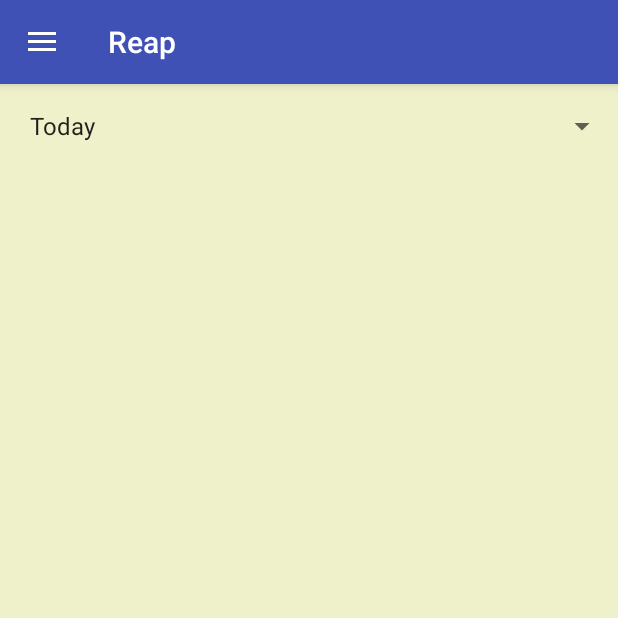
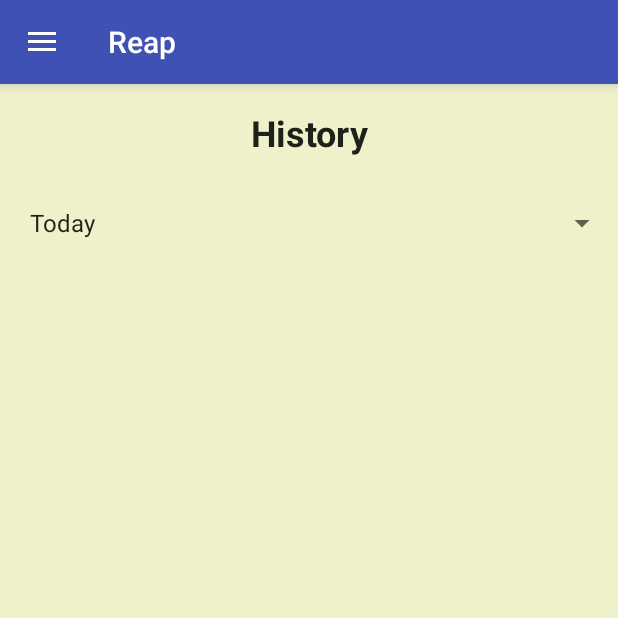
Before and after one commit to dmangames/Reap, an Android app: the fragment HistoryFragment placed in its activity, on a phone screen of 412 x 824 dp, the top half of it. Run offline under Robolectric (Android 15) with nearby library versions, the phone set to English and light mode, and no system bars; our stand-ins replace ButterKnife, Dagger/Hilt's generated code, EventBus, Picasso, Timber; libraries missing offline, so code that uses them is left out: jp.wasabeef.blurry; pictures from the network do not load; 13 statements that could not run were skipped.

Commit message:
Add titles to fragments

```diff
--- a/app/src/main/java/dmangames/team4/reap/fragments/HistoryFragment.java
+++ b/app/src/main/java/dmangames/team4/reap/fragments/HistoryFragment.java
@@ -8,6 +8,7 @@ import android.widget.AdapterView;
 import android.widget.ArrayAdapter;
 import android.widget.Spinner;
 import android.widget.SpinnerAdapter;
+import android.widget.TextView;
 
 import java.text.DateFormat;
 import java.util.Calendar;
@@ -33,6 +34,7 @@ import timber.log.Timber;
 public class HistoryFragment extends ReapFragment {
     @Bind(R.id.spinner_date_range) Spinner dateSpinner;
     @Bind(R.id.rv_today_activity_list) RecyclerView activityList;
+    @Bind(R.id.tv_today_title) TextView title;
 
     @Inject DataObject data;
 
@@ -63,9 +65,8 @@ public class HistoryFragment extends ReapFragment {
 
         final String today = DataObject.DATEFORMAT.format(new Date());
 
-//        JarListadapter = new TodayListAdapter(activity, data.aggregateHistoryRange(today, today));
         activityList.setLayoutManager(new LinearLayoutManager(activity));
-//        activityList.setAdapter(JarListadapter);
+        title.setText(R.string.history);
 
         spinnerAdapter = new ArrayAdapter<>(activity, R.layout.simple_spinner_item, dateRanges);
         spinnerAdapter.setDropDownViewResource(R.layout.simple_spinner_dropdown_item);
--- a/app/src/main/java/dmangames/team4/reap/fragments/TodayFragment.java
+++ b/app/src/main/java/dmangames/team4/reap/fragments/TodayFragment.java
@@ -4,6 +4,7 @@ import android.os.Bundle;
 import android.support.v7.widget.LinearLayoutManager;
 import android.support.v7.widget.RecyclerView;
 import android.view.View;
+import android.widget.TextView;
 
 import javax.inject.Inject;
 
@@ -21,6 +22,7 @@ import dmangames.team4.reap.objects.ActivityBlob;
 @Layout(R.layout.fragment_today)
 public class TodayFragment extends ReapFragment {
     @Bind(R.id.rv_today_activity_list) RecyclerView activityList;
+    @Bind(R.id.tv_today_title) TextView title;
 
     @Inject ActivityBlob blob;
 
@@ -37,6 +39,7 @@ public class TodayFragment extends ReapFragment {
     @Override public void onViewCreated(View view, Bundle savedInstanceState) {
         super.onViewCreated(view, savedInstanceState);
 
+        title.setText(R.string.today);
         MainActivity activity = (MainActivity) getActivity();
         adapter = new TodayListAdapter(activity, blob);
 
--- a/app/src/main/res/layout/fragment_today.xml
+++ b/app/src/main/res/layout/fragment_today.xml
@@ -1,24 +1,27 @@
-<LinearLayout
+<LinearLayout xmlns:android="http://schemas.android.com/apk/res/android"
+    xmlns:tools="http://schemas.android.com/tools"
     android:id="@+id/fl_timer_container"
-    xmlns:android="http://schemas.android.com/apk/res/android"
-    xmlns:tools="http://schemas.android.com/tools"
     android:layout_width="match_parent"
     android:layout_height="match_parent"
     android:background="@color/sand"
     android:orientation="vertical"
     tools:context="dmangames.team4.reap.fragments.TodayFragment">
 
+    <TextView
+        android:id="@+id/tv_today_title"
+        style="@style/Theme.Reap.Title"
+        tools:text="History" />
+
     <Spinner
         android:id="@+id/spinner_date_range"
         android:layout_width="match_parent"
         android:layout_height="wrap_content"
         android:padding="4dp"
-        android:visibility="gone"
-        />
+        android:visibility="gone" />
 
     <android.support.v7.widget.RecyclerView
         android:id="@+id/rv_today_activity_list"
         android:layout_width="match_parent"
-        android:layout_height="match_parent"/>
+        android:layout_height="match_parent" />
 
 </LinearLayout>
--- a/app/src/main/res/values/styles.xml
+++ b/app/src/main/res/values/styles.xml
@@ -12,9 +12,9 @@
         <item name="android:windowBackground">@drawable/background_splash</item>
     </style>
 
-    <style name="Theme.Reap" parent="AppTheme"/>
+    <style name="Theme.Reap" parent="AppTheme" />
 
-    <style name="TextAppearance.Reap" parent="TextAppearance.AppCompat"/>
+    <style name="TextAppearance.Reap" parent="TextAppearance.AppCompat" />
 
     <style name="Theme.Reap.Timer">
         <item name="android:layout_width">match_parent</item>
@@ -23,6 +23,16 @@
         <item name="android:paddingTop">@dimen/timer_padding</item>
         <item name="android:paddingBottom">@dimen/timer_padding</item>
         <item name="android:textAppearance">@style/TextAppearance.Reap.Timer</item>
+    </style>
+
+    <style name="Theme.Reap.Title">
+        <item name="android:layout_width">match_parent</item>
+        <item name="android:layout_height">wrap_content</item>
+        <item name="android:gravity">center</item>
+        <item name="android:padding">@dimen/activity_horizontal_margin</item>
+        <item name="android:textAppearance">@style/TextAppearance.Reap</item>
+        <item name="android:textSize">24sp</item>
+        <item name="android:textStyle">bold</item>
     </style>
 
     <style name="TextAppearance.Reap.Timer">
```
Also changed, not shown: app/src/main/res/layout/fragment_pixel_portraits.xml (+15 -7 lines).
